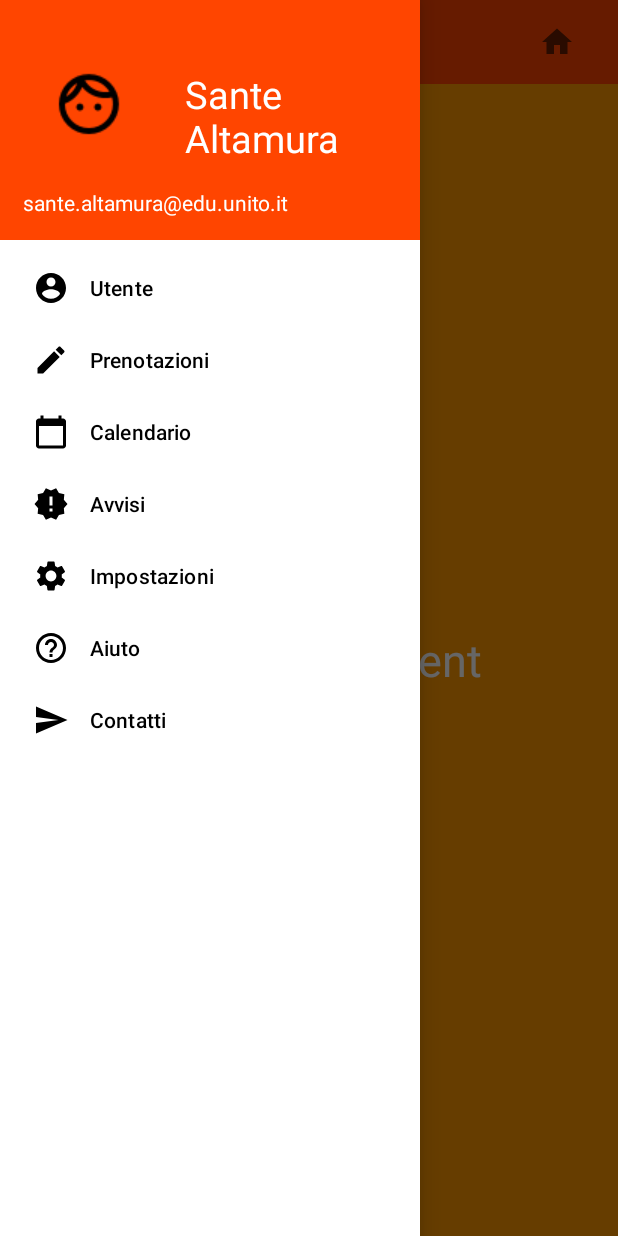
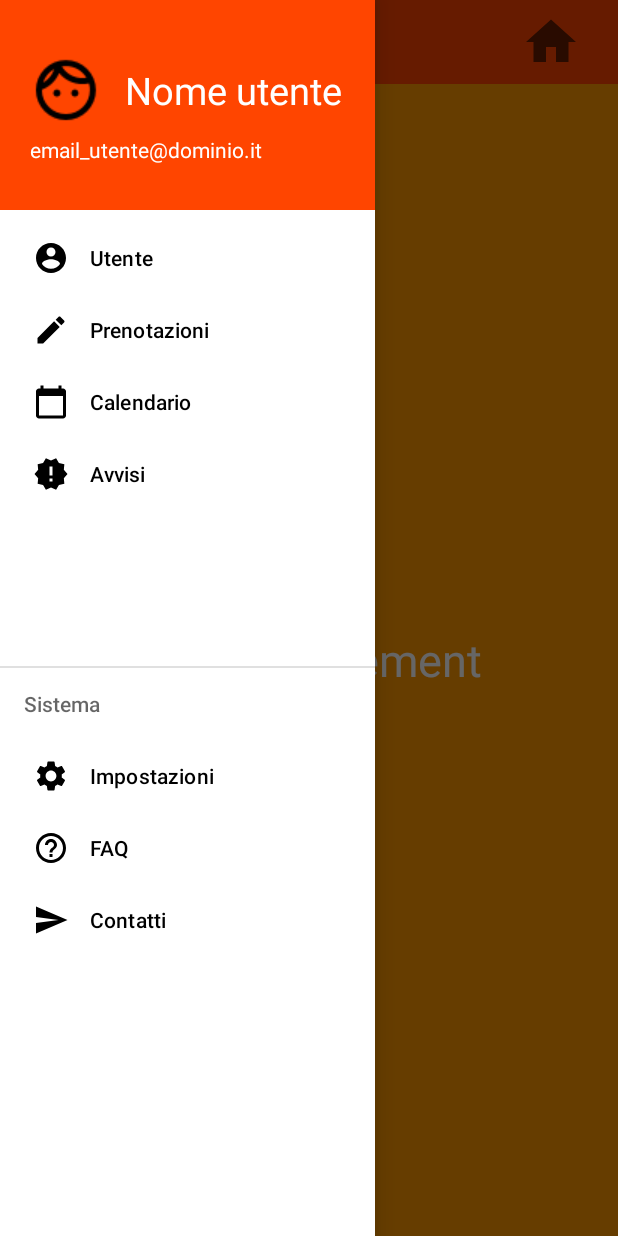
Before and after one commit to santealtamura97/SportinCenterApp, an Android app: the screen it shows after launch (MainActivity), with the side drawer open, on a phone screen of 412 x 824 dp. Run offline under Robolectric (Android 15) with nearby library versions, the phone set to English and light mode, and no system bars.

Commit message:
aggiustamenti iniziali

```diff
--- a/app/src/main/AndroidManifest.xml
+++ b/app/src/main/AndroidManifest.xml
@@ -11,10 +11,9 @@
         android:theme="@style/Theme.SportingCenterApp">
         <activity
             android:name=".MainActivity"
-            android:theme="@style/Theme.SportingCenterApp.NoActionBar">
+            android:theme="@style/Theme.SportingCenterApp">
             <intent-filter>
                 <action android:name="android.intent.action.MAIN" />
-
                 <category android:name="android.intent.category.LAUNCHER" />
             </intent-filter>
         </activity>
--- a/app/src/main/java/com/example/sportincenterapp/MainActivity.kt
+++ b/app/src/main/java/com/example/sportincenterapp/MainActivity.kt
@@ -7,7 +7,6 @@ package com.example.sportincenterapp
 
 import android.os.Bundle
 import android.view.MenuItem
-import android.widget.Button
 import android.widget.ImageButton
 import androidx.appcompat.app.ActionBarDrawerToggle
 import androidx.appcompat.app.AppCompatActivity
--- a/app/src/main/res/drawable/ic_baseline_home_24.xml
+++ b/app/src/main/res/drawable/ic_baseline_home_24.xml
@@ -1,6 +1,6 @@
 <vector xmlns:android="http://schemas.android.com/apk/res/android"
-    android:width="24dp"
-    android:height="24dp"
+    android:width="40dp"
+    android:height="40dp"
     android:viewportWidth="24"
     android:viewportHeight="24"
     android:tint="?attr/colorControlNormal">
--- a/app/src/main/res/layout/activity_main.xml
+++ b/app/src/main/res/layout/activity_main.xml
@@ -2,12 +2,14 @@
 <androidx.drawerlayout.widget.DrawerLayout xmlns:android="http://schemas.android.com/apk/res/android"
     xmlns:app="http://schemas.android.com/apk/res-auto"
     xmlns:tools="http://schemas.android.com/tools"
+    android:theme="@style/Theme.SportingCenterApp"
     android:layout_width="match_parent"
     android:layout_height="match_parent"
     tools:context=".MainActivity"
     android:fitsSystemWindows="true"
     android:id="@+id/nav_view"
     tools:openDrawer="start">
+
 
     <LinearLayout
         android:layout_width="match_parent"
@@ -19,16 +21,25 @@
             android:id="@+id/toolbar"
             android:layout_width="match_parent"
             android:layout_height="?attr/actionBarSize"
-            android:background="@color/orange_nav_menu">
+            android:background="@color/primary_color">
 
-            <ImageButton
-                android:id="@+id/home_button"
-                android:layout_width="50dp"
-                android:layout_height="50dp"
-                android:layout_marginLeft="290dp"
-                android:src="@drawable/ic_baseline_home_24"
-                android:background="@color/orange_nav_menu"
-                ></ImageButton>
+            <LinearLayout
+                android:layout_width="match_parent"
+                android:layout_height="match_parent"
+                android:orientation="horizontal">
+
+                <ImageButton
+                    android:id="@+id/home_button"
+                    android:layout_width="50dp"
+                    android:layout_height="50dp"
+                    android:layout_marginLeft = "270dp"
+                    android:layout_gravity="center_vertical"
+                    android:src="@drawable/ic_baseline_home_24"
+                    android:theme="@style/Theme.SportingCenterApp"
+                    android:background="@color/primary_color">
+                </ImageButton>
+
+            </LinearLayout>
 
         </androidx.appcompat.widget.Toolbar>
 
@@ -36,14 +47,11 @@
             android:layout_width="match_parent"
             android:layout_height="match_parent"
             android:id="@+id/Fragment_container">
-
         </FrameLayout>
-
-
     </LinearLayout>
 
     <com.google.android.material.navigation.NavigationView
-        android:layout_width="wrap_content"
+        android:layout_width="250dp"
         android:layout_height="match_parent"
         android:id="@+id/navigation_view"
         app:headerLayout="@layout/nav_header"
--- a/app/src/main/res/layout/nav_header.xml
+++ b/app/src/main/res/layout/nav_header.xml
@@ -1,41 +1,49 @@
 <?xml version="1.0" encoding="utf-8"?>
+
 <LinearLayout
     xmlns:android="http://schemas.android.com/apk/res/android"
     android:layout_width="match_parent"
-    android:layout_height="160dp"
-    android:gravity="bottom"
+    android:layout_height="140dp"
+    android:gravity="center"
     android:orientation="vertical"
-    android:padding="15dp"
-    android:background="@color/orange_nav_menu"
-    android:theme="@style/ThemeOverlay.AppCompat.Dark">
+    android:background="@color/primary_color">
+
     <LinearLayout
         android:layout_width="match_parent"
-        android:layout_height="100dp"
-        android:padding="20dp">
+        android:layout_height="60dp"
+        android:gravity="left|center">
 
         <ImageView
             android:layout_width="wrap_content"
             android:layout_height="wrap_content"
+            android:layout_marginLeft="20dp"
             android:src="@mipmap/outline_face_black_24dp">
         </ImageView>
 
         <TextView
             android:layout_width="wrap_content"
             android:layout_height="wrap_content"
-            android:paddingLeft="40dp"
-            android:text="Sante Altamura"
-            android:textColor="#ffffff"
-            android:textSize="25sp">
+            android:text="Nome utente"
+            android:layout_marginLeft="15dp"
+            android:textColor="@color/white"
+            android:textSize="25dp">
+        </TextView>
 
-        </TextView>
     </LinearLayout>
 
-    <TextView
-        android:layout_width="wrap_content"
-        android:layout_height="wrap_content"
-        android:textColor="#ffffff"
-        android:text="sante.altamura@edu.unito.it">
+    <LinearLayout
+        android:layout_width="match_parent"
+        android:layout_height="20dp"
+        android:gravity="left|center">
 
-    </TextView>
+        <TextView
+            android:layout_width="wrap_content"
+            android:layout_height="wrap_content"
+            android:layout_marginLeft="20dp"
+            android:textColor="@color/white"
+            android:text="email_utente@dominio.it">
+        </TextView>
+
+    </LinearLayout>
 
 </LinearLayout>
--- a/app/src/main/res/menu/menu.xml
+++ b/app/src/main/res/menu/menu.xml
@@ -1,54 +1,66 @@
 <?xml version="1.0" encoding="utf-8"?>
 <menu xmlns:android="http://schemas.android.com/apk/res/android">
 
+    <!-- first group -->
     <group android:checkableBehavior="single">
+
         <item
             android:id="@+id/user"
             android:icon="@drawable/ic_baseline_account_circle_24"
-            android:title="Utente">
+            android:title="@string/utente">
+        </item>
 
-        </item>
         <item
             android:id="@+id/bookings"
             android:icon="@drawable/ic_baseline_edit_24"
-            android:title="Prenotazioni">
+            android:title="@string/prenotazioni">
+        </item>
 
-        </item>
         <item
             android:id="@+id/calendar"
             android:icon="@drawable/ic_baseline_calendar_today_24"
-            android:title="Calendario">
+            android:title="@string/calendario">
 
         </item>
+
         <item
             android:id="@+id/news"
             android:icon="@drawable/ic_baseline_new_releases_24"
-            android:title="Avvisi">
-
-        </item>
-    </group>
-
-    <group android:checkableBehavior="single">
-
-        <item
-            android:id="@+id/settings"
-            android:icon="@drawable/ic_baseline_settings_24"
-            android:title="Impostazioni">
-        </item>
-        <item
-            android:id="@+id/help"
-            android:icon="@drawable/ic_baseline_help_outline_24"
-            android:title="Aiuto">
-
-        </item>
-        <item
-            android:id="@+id/contacts"
-            android:icon="@drawable/ic_baseline_send_24"
-            android:title="Contatti">
+            android:title="@string/avvisi">
 
         </item>
 
     </group>
 
+    <!-- empty items only for space -->
+    <item android:title="">
+    </item>
+    <item android:title="">
+    </item>
+
+    <item android:title ="@string/sistema">
+        <menu>
+
+            <item
+                android:id="@+id/settings"
+                android:icon="@drawable/ic_baseline_settings_24"
+                android:title="@string/impostazioni">
+            </item>
+
+            <item
+                android:id="@+id/help"
+                android:icon="@drawable/ic_baseline_help_outline_24"
+                android:title="@string/FAQ">
+            </item>
+
+            <item
+                android:id="@+id/contacts"
+                android:icon="@drawable/ic_baseline_send_24"
+                android:title="@string/contatti">
+            </item>
+
+        </menu>
+
+    </item>
 
 </menu>
--- a/app/src/main/res/values/colors.xml
+++ b/app/src/main/res/values/colors.xml
@@ -7,7 +7,7 @@
     <color name="teal_700">#FF018786</color>
     <color name="black">#FF000000</color>
     <color name="white">#FFFFFFFF</color>
-    <color name="orange_nav_menu">#FF4500</color>
-    <color name="orange_selection_nav_menu">#FF7F50</color>
-    <color name="background_navigation_menu">#FAF0E6</color>
+    <!-- first theme color -->
+    <color name="primary_color">#FF4500</color>
+    <color name="background_color">#DCC7C7</color>
 </resources>
--- a/app/src/main/res/values/strings.xml
+++ b/app/src/main/res/values/strings.xml
@@ -2,6 +2,13 @@
     <string name="app_name">SportingCenterApp</string>
     <string name="navigation_draw_open">open navigation drawer</string>
     <string name="navigation_draw_close">close navigation drawer</string>
-    <!-- TODO: Remove or change this placeholder text -->
-    <string name="hello_blank_fragment">Hello blank fragment</string>
+    <string name="utente">Utente</string>
+    <string name="prenotazioni">Prenotazioni</string>
+    <string name="calendario">Calendario</string>
+    <string name="avvisi">Avvisi</string>
+    <string name="sistema">Sistema</string>
+    <string name="impostazioni">Impostazioni</string>
+    <string name="FAQ">FAQ</string>
+    <string name="contatti">Contatti</string>
+
 </resources>
--- a/app/src/main/res/values/themes.xml
+++ b/app/src/main/res/values/themes.xml
@@ -1,22 +1,12 @@
 <resources xmlns:tools="http://schemas.android.com/tools">
-    <!-- Base application theme. -->
     <style name="Theme.SportingCenterApp" parent="Theme.MaterialComponents.DayNight.DarkActionBar">
-        <!-- Primary brand color. -->
-        <item name="colorPrimary">@color/purple_500</item>
-        <item name="colorPrimaryVariant">@color/purple_700</item>
-        <item name="colorOnPrimary">@color/white</item>
-        <!-- Secondary brand color. -->
-        <item name="colorSecondary">@color/teal_200</item>
-        <item name="colorSecondaryVariant">@color/teal_700</item>
-        <item name="colorOnSecondary">@color/black</item>
-        <!-- Status bar color. -->
-        <item name="android:statusBarColor" tools:targetApi="l">?attr/colorPrimaryVariant</item>
-        <!-- Customize your theme here. -->
-    </style>
-
-    <style name="Theme.SportingCenterApp.NoActionBar">
+        <!-- remove action bar from my application -->
         <item name="windowActionBar">false</item>
         <item name="windowNoTitle">true</item>
+        <!-- Status bar color. -->
+        <item name="android:statusBarColor" tools:targetApi="l">@color/black</item>
+        <!-- background color -->
+        <item name="android:windowBackground">@color/background_color</item>
     </style>
 
 </resources>
```
